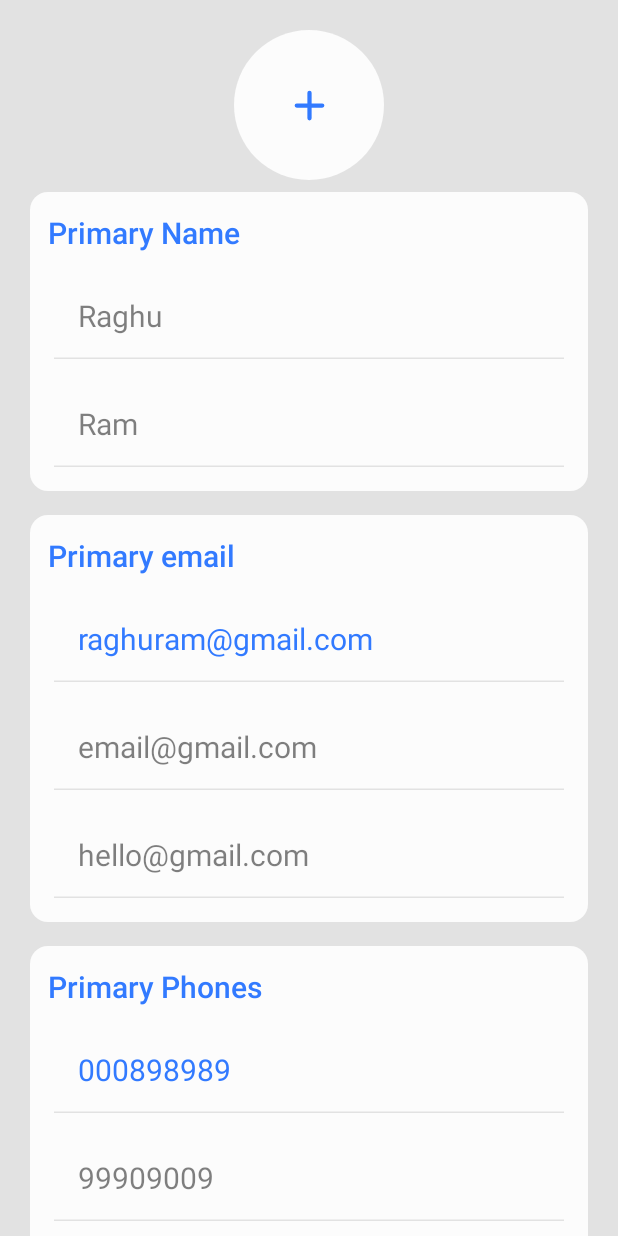
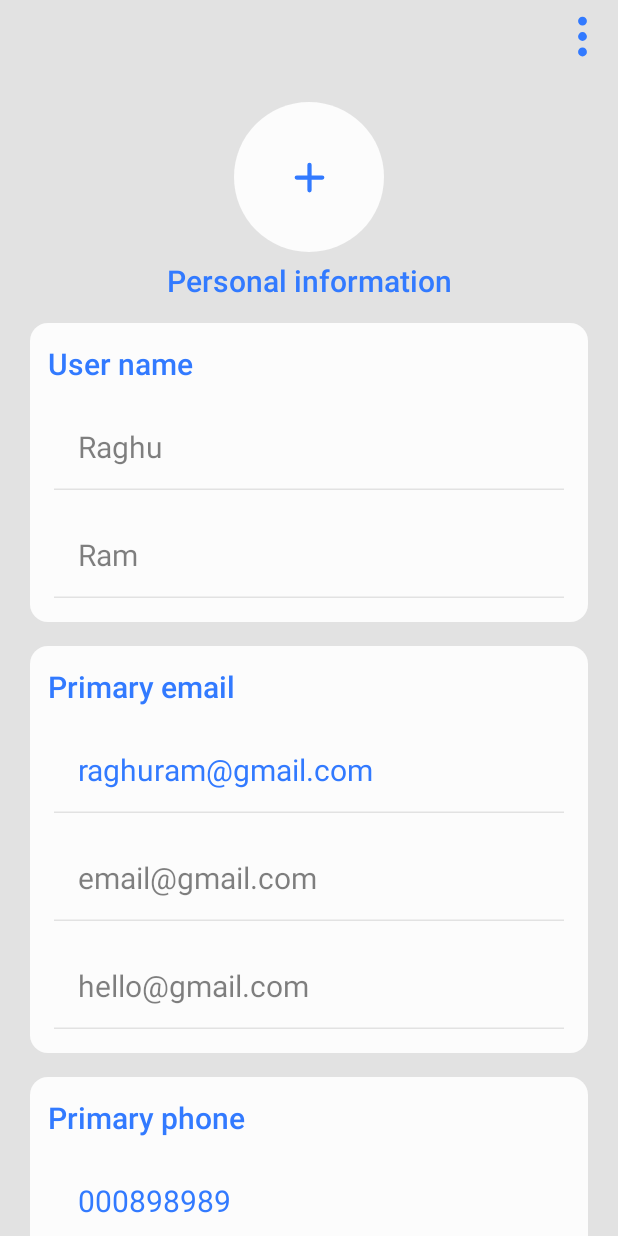
Before and after one commit to Raghuram224/Registration, an Android app built with Jetpack Compose: the screen it shows after launch (MainActivity), on a phone screen of 412 x 824 dp. Run offline under Robolectric (Android 15) with nearby library versions, the phone set to English and light mode, and no system bars; our stand-ins replace Dagger/Hilt's generated code, Room's generated code; pictures from the network do not load.

Commit message:
precaution commit

```diff
--- a/app/src/main/java/com/example/registration/view/profileScreen/ProfileScreen.kt
+++ b/app/src/main/java/com/example/registration/view/profileScreen/ProfileScreen.kt
@@ -6,39 +6,43 @@ import androidx.compose.foundation.layout.Column
 import androidx.compose.foundation.layout.IntrinsicSize
 import androidx.compose.foundation.layout.Row
 import androidx.compose.foundation.layout.fillMaxHeight
+import androidx.compose.foundation.layout.fillMaxSize
 import androidx.compose.foundation.layout.fillMaxWidth
 import androidx.compose.foundation.layout.height
 import androidx.compose.foundation.layout.padding
+import androidx.compose.foundation.layout.size
 import androidx.compose.foundation.layout.width
 import androidx.compose.foundation.layout.wrapContentSize
-import androidx.compose.foundation.lazy.LazyColumn
-import androidx.compose.foundation.lazy.items
 import androidx.compose.foundation.rememberScrollState
 import androidx.compose.foundation.verticalScroll
 import androidx.compose.material.Divider
+import androidx.compose.material.IconButton
 import androidx.compose.material.MaterialTheme
 import androidx.compose.material3.Card
 import androidx.compose.material3.CardDefaults
+import androidx.compose.material3.Icon
+import androidx.compose.material3.Scaffold
 import androidx.compose.material3.Text
 import androidx.compose.runtime.Composable
 import androidx.compose.ui.Alignment
 import androidx.compose.ui.Modifier
-import androidx.compose.ui.focus.focusRequester
 import androidx.compose.ui.graphics.Color
 import androidx.compose.ui.platform.LocalContext
+import androidx.compose.ui.res.painterResource
+import androidx.compose.ui.text.TextStyle
+import androidx.compose.ui.text.font.FontWeight
 import androidx.compose.ui.text.input.KeyboardType
+import androidx.compose.ui.text.style.TextAlign
 import androidx.compose.ui.tooling.preview.Preview
 import androidx.compose.ui.unit.dp
+import com.example.registration.R
 import com.example.registration.constants.InputsRegex
+import com.example.registration.ui.theme.Blue
 import com.example.registration.ui.theme.LightGray
 import com.example.registration.ui.theme.White
 import com.example.registration.ui.theme.dimens
 import com.example.registration.view.signupScreen.CustomOutlinedInput
 import com.example.registration.view.signupScreen.DatePickerBar
-import com.example.registration.view.signupScreen.convertMillisToDate
-import com.example.registration.view.signupScreen.yearsToMillis
-import com.example.registration.viewModels.TextFieldType
-import java.util.Date
 
 @Composable
 fun ProfileScreen(
@@ -56,14 +60,39 @@ fun ProfileScreen(
         modifier = Modifier
             .background(LightGray)
             .verticalScroll(scrollState)
+            .fillMaxSize(),
+        verticalArrangement = Arrangement.Center,
+        horizontalAlignment = Alignment.CenterHorizontally
+    ) {
+         MenuTopBar(modifier = Modifier)
+
+        Column(
+            modifier = Modifier
                 .padding(horizontal = MaterialTheme.dimens.signupDimension.pageHorizontalPadding16),
             verticalArrangement = Arrangement.Center,
-        horizontalAlignment = Alignment.Start
+            horizontalAlignment = Alignment.CenterHorizontally
         ) {
+
+
             UserProfileImage(
                 modifier = Modifier
                     .fillMaxWidth()
 
+            )
+            Text(
+                modifier = Modifier
+                    .fillMaxWidth()
+                    .padding(
+                        vertical = MaterialTheme.dimens.signupDimension.padding08,
+                        horizontal = MaterialTheme.dimens.signupDimension.padding04
+                    ),
+                text = "Personal information",
+                style = TextStyle(
+                    textAlign = TextAlign.Center,
+                    color = Blue,
+                    fontWeight = FontWeight.SemiBold,
+                    fontSize = MaterialTheme.typography.h6.fontSize
+                )
             )
             Card(
                 modifier = Modifier
@@ -79,7 +108,7 @@ fun ProfileScreen(
                     modifier = Modifier,
                     firstName = fName,
                     lastName = lName,
-                itemName = "Name",
+                    itemName = "User name",
                 )
             }
 
@@ -100,7 +129,7 @@ fun ProfileScreen(
                         .fillMaxWidth(),
                     listOfItems = listOfEmail,
                     primaryEmail = "raghuram@gmail.com",
-                itemName = "email"
+                    itemName = "Primary email"
                 )
             }
 
@@ -120,7 +149,7 @@ fun ProfileScreen(
                         .fillMaxWidth(),
                     listOfItems = listOfPhones,
                     primaryEmail = "000898989",
-                itemName = "Phones"
+                    itemName = "Primary phone"
                 )
             }
 
@@ -134,6 +163,18 @@ fun ProfileScreen(
                     containerColor = White
                 )
             ) {
+                Column(
+                    modifier = Modifier
+                        .padding(
+                            horizontal = MaterialTheme.dimens.signupDimension.padding08,
+                            vertical = MaterialTheme.dimens.signupDimension.padding08
+                        )
+                ) {
+                    TextHeading(
+                        modifier = Modifier,
+                        itemName = "Age and Birth info"
+                    )
+
                     Row(
                         modifier = Modifier
                             .fillMaxWidth()
@@ -179,6 +220,7 @@ fun ProfileScreen(
                             selectedDate = "23/11/2003",
                         )
                     }
+                }
 
 
             }
@@ -200,6 +242,10 @@ fun ProfileScreen(
                             vertical = MaterialTheme.dimens.signupDimension.padding08
                         )
                 ) {
+                    TextHeading(
+                        modifier = Modifier,
+                        itemName = "Address"
+                    )
 
                     CustomOutlinedInput(
                         text = "Chennai",
@@ -208,13 +254,41 @@ fun ProfileScreen(
                         minLines = 3,
                         maxLines = 5,
                         regex = InputsRegex.ALLOW_ANY_REGEX,
-                    readOnly = true
+                        readOnly = true,
+                        textColor = Color.Black
                     )
                 }
 
             }
         }
+    }
 
+
+}
+
+@Composable
+fun MenuTopBar(
+    modifier: Modifier
+) {
+    Row(
+        modifier = modifier
+            .fillMaxWidth(),
+        verticalAlignment = Alignment.CenterVertically,
+        horizontalArrangement = Arrangement.End
+    ) {
+        IconButton(
+            modifier = Modifier,
+            onClick = { }
+        ) {
+            Icon(
+                modifier = Modifier
+                    .size(35.dp),
+                painter = painterResource(id = R.drawable.menu_vertical_ic),
+                contentDescription = "menu",
+                tint = Blue
+            )
+        }
+    }
 }
 
 
--- a/app/src/main/java/com/example/registration/view/profileScreen/ProfileUtils.kt
+++ b/app/src/main/java/com/example/registration/view/profileScreen/ProfileUtils.kt
@@ -149,7 +149,7 @@ fun TextHeading(
                 vertical = MaterialTheme.dimens.signupDimension.itemVerticalPadding08,
                 horizontal = MaterialTheme.dimens.signupDimension.itemHorizontalPadding04
             ),
-        text = "Primary $itemName",
+        text = itemName,
         style = TextStyle(
             fontSize = MaterialTheme.dimens.signupDimension.headingFont20,
             fontWeight = FontWeight.Medium,
--- a/app/src/main/java/com/example/registration/view/signupScreen/SignupUtils.kt
+++ b/app/src/main/java/com/example/registration/view/signupScreen/SignupUtils.kt
@@ -4,9 +4,7 @@ import android.annotation.SuppressLint
 import android.graphics.Bitmap
 import android.graphics.Rect
 import android.net.Uri
-import android.os.Build
 import android.view.ViewTreeObserver
-import androidx.annotation.RequiresApi
 import androidx.compose.foundation.Image
 import androidx.compose.foundation.background
 import androidx.compose.foundation.clickable
@@ -475,7 +473,8 @@ fun CustomOutlinedInput(
     visualTransformation: VisualTransformation = VisualTransformation.None,
     regex: String,
     updateFocusChangeValue: () -> Unit = {},
-    readOnly:Boolean =false
+    readOnly:Boolean =false,
+    textColor: Color = Blue
 
 
     ) {
@@ -513,7 +512,7 @@ fun CustomOutlinedInput(
         readOnly = readOnly,
         visualTransformation = visualTransformation,
         colors = TextFieldDefaults.textFieldColors(
-            textColor = Blue,
+            textColor = textColor,
             disabledTextColor = Color.Transparent,
             backgroundColor = Color.Transparent,
             focusedIndicatorColor = Blue,
--- /dev/null
+++ b/app/src/main/res/drawable/menu_vertical_ic.xml
@@ -0,0 +1,27 @@
+<vector xmlns:android="http://schemas.android.com/apk/res/android"
+    android:width="35dp"
+    android:height="35dp"
+    android:viewportWidth="24"
+    android:viewportHeight="24">
+  <path
+      android:pathData="M13,5C13,4.448 12.552,4 12,4C11.448,4 11,4.448 11,5C11,5.552 11.448,6 12,6C12.552,6 13,5.552 13,5Z"
+      android:strokeLineJoin="round"
+      android:strokeWidth="2"
+      android:fillColor="#00000000"
+      android:strokeColor="#327AFF"
+      android:strokeLineCap="round"/>
+  <path
+      android:pathData="M13,12C13,11.448 12.552,11 12,11C11.448,11 11,11.448 11,12C11,12.552 11.448,13 12,13C12.552,13 13,12.552 13,12Z"
+      android:strokeLineJoin="round"
+      android:strokeWidth="2"
+      android:fillColor="#00000000"
+      android:strokeColor="#327AFF"
+      android:strokeLineCap="round"/>
+  <path
+      android:pathData="M13,19C13,18.448 12.552,18 12,18C11.448,18 11,18.448 11,19C11,19.552 11.448,20 12,20C12.552,20 13,19.552 13,19Z"
+      android:strokeLineJoin="round"
+      android:strokeWidth="2"
+      android:fillColor="#00000000"
+      android:strokeColor="#327AFF"
+      android:strokeLineCap="round"/>
+</vector>
```
Lines whose indentation alone changed are shown as unchanged.
